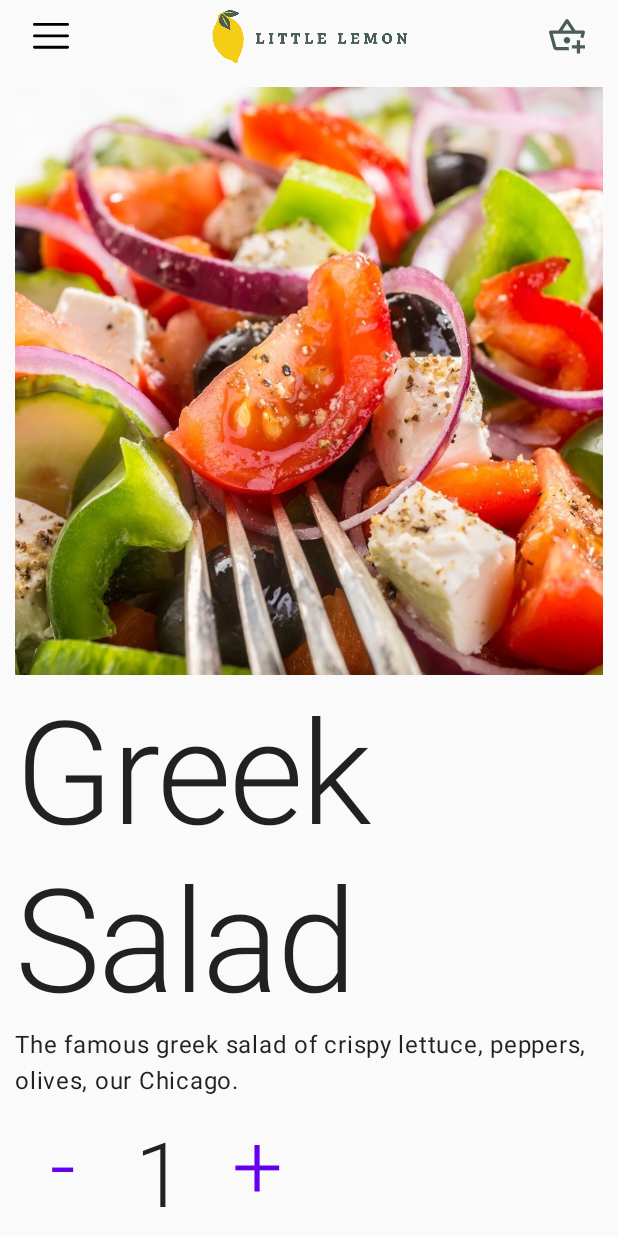
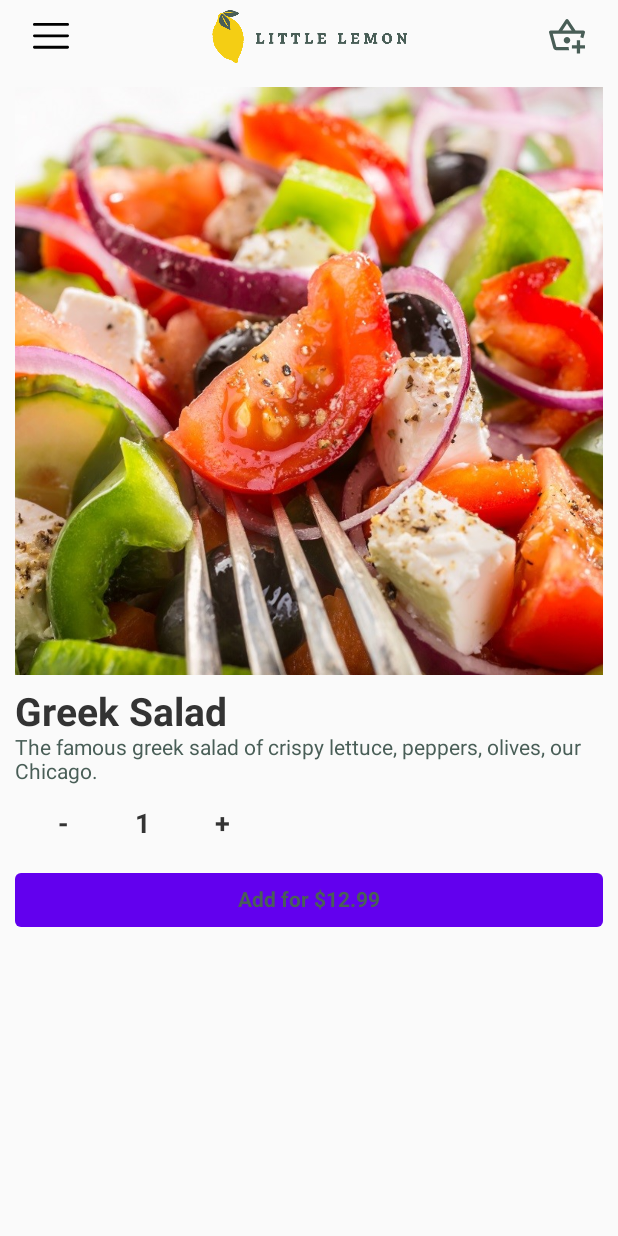
Before and after one commit to nekomaruh/C5M5L1_Little_Lemon_Assessment_Meta_Certification, an Android app built with Jetpack Compose: the screen it shows after launch (MainActivity), after a tap on "Greek Salad", on a phone screen of 412 x 824 dp. Run offline under Robolectric (Android 15) with nearby library versions, the phone set to English and light mode, and no system bars.

Commit message:
2. set up little lemon text type

```diff
--- a/app/src/main/java/com/example/littlelemon/ui/theme/Type.kt
+++ b/app/src/main/java/com/example/littlelemon/ui/theme/Type.kt
@@ -1,7 +1,31 @@
 package com.example.littlelemon.ui.theme
 
 import androidx.compose.material.Typography
+import androidx.compose.ui.text.TextStyle
+import androidx.compose.ui.text.font.FontWeight
+import androidx.compose.ui.unit.sp
 
 val Typography = Typography(
     //TODO: Insert code here
+    h1 = TextStyle(
+        fontSize = 26.sp,
+        fontWeight = FontWeight.Bold,
+        color = LittleLemonColor.charcoal
+    ),
+    h2 = TextStyle(
+        color = LittleLemonColor.charcoal,
+        fontSize = 18.sp,
+        fontWeight = FontWeight.Bold
+    ),
+    body1 = TextStyle(
+        color = LittleLemonColor.green
+    ),
+    body2 = TextStyle(
+        fontWeight = FontWeight.Bold,
+        color = LittleLemonColor.green
+    ),
+    button = TextStyle(
+        fontSize = 14.sp,
+        fontWeight = FontWeight.Bold
+    )
 )
```
